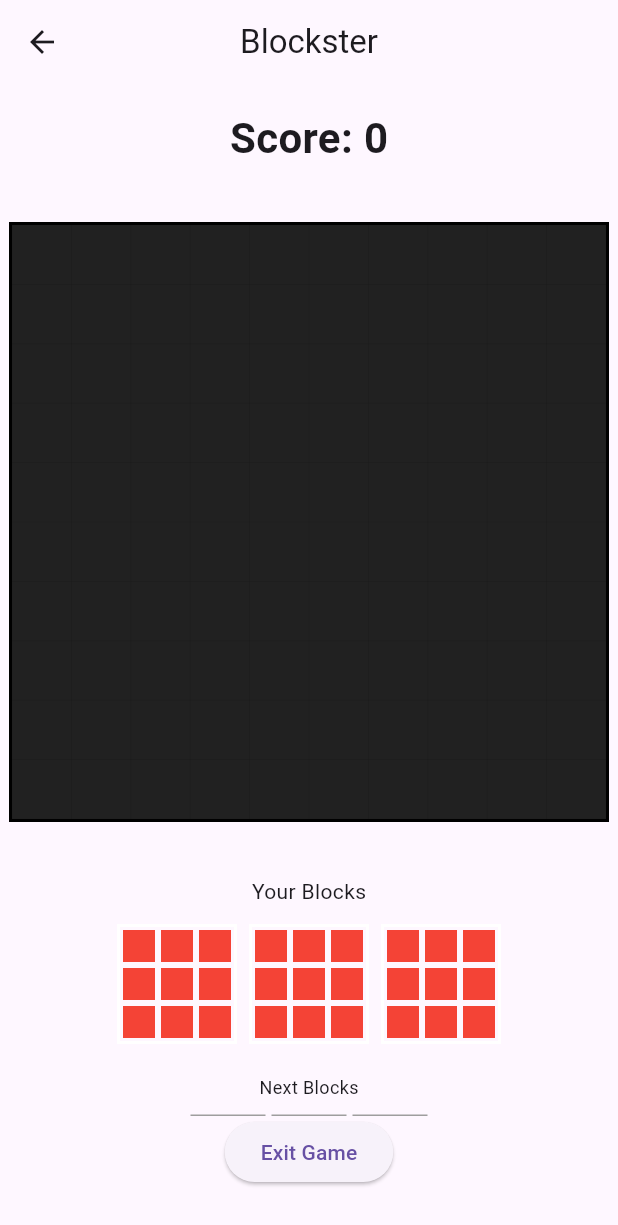
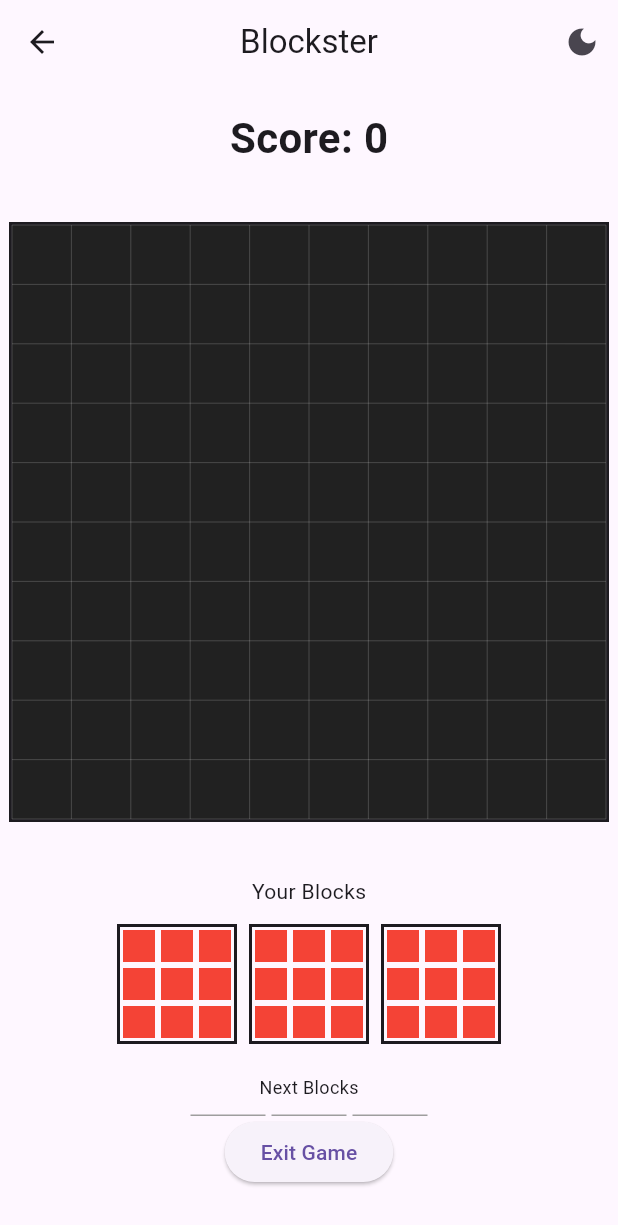
Before and after one commit to richiscool/blockster, a Flutter app: the screen it shows after launch, after a tap on "PLAY", on a phone screen of 412 x 824 dp. Shown: the top 1225 px of the screen. Run offline on Flutter 3.47's test engine with Material 3 defaults, Android fonts, the phone set to English and light mode, and no system bars; our stand-ins replace shared_preferences, vibration.

Commit message:
Dark mode and levels added

```diff
--- a/lib/constants/game_constants.dart
+++ b/lib/constants/game_constants.dart
@@ -18,6 +18,10 @@ abstract class GameConstants {
   static const double blockContainerSize = 80.0;
   static const double nextBlockPreviewSize = 60.0;
 
+  // Levels
+  static const int levelCount = 10;
+  static const int pointsToUnlockNextLevel = 1000;
+
   // Leaderboard
   static const int topScoresCount = 10;
   static const int maxNameLength = 3;
--- a/lib/main.dart
+++ b/lib/main.dart
@@ -1,7 +1,10 @@
 import 'package:flutter/material.dart';
 import 'screens/menu_screen.dart';
+import 'services/theme_controller.dart';
 
-void main() {
+Future<void> main() async {
+  WidgetsFlutterBinding.ensureInitialized();
+  await ThemeController.load();
   runApp(const BlocksterApp());
 }
 
@@ -10,11 +13,24 @@ class BlocksterApp extends StatelessWidget {
 
   @override
   Widget build(BuildContext context) {
-    return MaterialApp(
-      title: 'Blockster',
-      theme: ThemeData(primarySwatch: Colors.blue, useMaterial3: true),
-      home: const MenuScreen(),
-      debugShowCheckedModeBanner: false,
+    return ValueListenableBuilder<ThemeMode>(
+      valueListenable: ThemeController.themeMode,
+      builder: (context, mode, _) {
+        return MaterialApp(
+          title: 'Blockster',
+          theme: ThemeData(primarySwatch: Colors.blue, useMaterial3: true),
+          darkTheme: ThemeData(
+            colorScheme: ColorScheme.fromSeed(
+              seedColor: Colors.blue,
+              brightness: Brightness.dark,
+            ),
+            useMaterial3: true,
+          ),
+          themeMode: mode,
+          home: const MenuScreen(),
+          debugShowCheckedModeBanner: false,
+        );
+      },
     );
   }
 }
--- a/lib/models/game_state.dart
+++ b/lib/models/game_state.dart
@@ -41,10 +41,14 @@ class GameState {
   /// Whether the game has ended (no valid placement exists).
   bool gameOver = false;
 
+  /// Optional starting layout (used by levels). Null = empty grid.
+  final List<List<int>>? _initialGrid;
+
   /// Creates a new GameState and initializes the game.
   ///
-  /// Sets up a fresh 10×10 grid and generates initial blocks.
-  GameState() {
+  /// Sets up a 10×10 grid (empty, or copied from [initialGrid] for levels)
+  /// and generates initial blocks.
+  GameState({List<List<int>>? initialGrid}) : _initialGrid = initialGrid {
     initializeGame();
   }
 
@@ -53,10 +57,13 @@ class GameState {
   /// Clears the grid, resets score/moves, deactivates combo,
   /// generates new blocks, and marks game as active.
   void initializeGame() {
-    grid = List.generate(
-      GameConstants.gridSize,
-      (_) => List.generate(GameConstants.gridSize, (_) => 0),
-    );
+    final initial = _initialGrid;
+    grid = initial != null
+        ? initial.map((row) => [...row]).toList()
+        : List.generate(
+            GameConstants.gridSize,
+            (_) => List.generate(GameConstants.gridSize, (_) => 0),
+          );
     currentBlocks = [];
     nextBlocks = [];
     score = 0;
@@ -66,6 +73,10 @@ class GameState {
     gameOver = false;
 
     generateNewBlocks();
+    // Pre-filled level grids must not start already lost.
+    for (int i = 0; i < 20 && !canPlaceAnyBlock(); i++) {
+      generateNewBlocks();
+    }
     generateNextBlocks();
   }
 
--- a/lib/screens/game_screen.dart
+++ b/lib/screens/game_screen.dart
@@ -2,6 +2,9 @@ import 'package:flutter/material.dart';
 import 'package:blockster/constants/game_constants.dart';
 import 'package:blockster/models/block.dart';
 import 'package:blockster/models/game_state.dart';
+import 'package:blockster/models/level_data.dart';
+import 'package:blockster/services/level_service.dart';
+import 'package:blockster/services/theme_controller.dart';
 import 'package:blockster/services/haptic_feedback_service.dart';
 import 'package:blockster/screens/lose_screen.dart';
 import 'package:blockster/widgets/confetti_widget.dart';
@@ -13,7 +16,12 @@ import 'package:blockster/widgets/confetti_widget.dart';
 /// - Uses ValueNotifier for drag updates (no setState on every pixel movement)
 /// - Minimizes widget rebuilds
 class GameScreen extends StatefulWidget {
-  const GameScreen({Key? key}) : super(key: key);
+  /// Level number (1-10) to play, or null for the regular endless game.
+  ///
+  /// Levels start with blocks already placed on the grid.
+  final int? level;
+
+  const GameScreen({Key? key, this.level}) : super(key: key);
 
   @override
   State<GameScreen> createState() => _GameScreenState();
@@ -39,10 +47,16 @@ class _GameScreenState extends State<GameScreen> {
   /// Preview grid Y position (null if not over grid).
   int? previewGridY;
 
+  /// Whether this level's point goal has already been reached.
+  bool _levelGoalReached = false;
+
   @override
   void initState() {
     super.initState();
-    gameState = GameState();
+    gameState = GameState(
+      initialGrid:
+          widget.level != null ? LevelData.gridFor(widget.level!) : null,
+    );
   }
 
   @override
@@ -129,6 +143,9 @@ class _GameScreenState extends State<GameScreen> {
           isDraggingOverGrid = false;
         });
 
+        // Unlock the next level once the goal score is reached
+        _checkLevelGoal();
+
         // Trigger confetti animation
         await _showConfetti();
 
@@ -168,6 +185,29 @@ class _GameScreenState extends State<GameScreen> {
     });
   }
 
+  /// Unlocks the next level when the score reaches the goal.
+  ///
+  /// The player can keep playing after reaching it.
+  Future<void> _checkLevelGoal() async {
+    final level = widget.level;
+    if (level == null || _levelGoalReached) return;
+    if (gameState.score < GameConstants.pointsToUnlockNextLevel) return;
+
+    _levelGoalReached = true;
+    await LevelService.completeLevel(level);
+    if (!mounted) return;
+
+    setState(() {});
+    final message = level < GameConstants.levelCount
+        ? '${GameConstants.pointsToUnlockNextLevel} points! '
+            'Level ${level + 1} unlocked'
+        : '${GameConstants.pointsToUnlockNextLevel} points! '
+            'You beat the final level';
+    ScaffoldMessenger.of(context).showSnackBar(
+      SnackBar(content: Text(message), duration: const Duration(seconds: 3)),
+    );
+  }
+
   /// Shows confetti animation.
   Future<void> _showConfetti() async {
     // ✅ Haptic feedback: line cleared
@@ -193,7 +233,10 @@ class _GameScreenState extends State<GameScreen> {
         width: GameConstants.gridPixelSize,
         height: GameConstants.gridPixelSize,
         decoration: BoxDecoration(
-          border: Border.all(color: Colors.black, width: 2),
+          border: Border.all(
+            color: Theme.of(context).colorScheme.onSurface,
+            width: 2,
+          ),
           color: Colors.grey[900],
         ),
         child: Stack(
@@ -257,7 +300,9 @@ class _GameScreenState extends State<GameScreen> {
         height: GameConstants.blockContainerSize,
         decoration: BoxDecoration(
           border: Border.all(
-            color: selectedBlock == block ? Colors.yellow : Colors.white,
+            color: selectedBlock == block
+                ? Colors.yellow
+                : Theme.of(context).colorScheme.onSurface,
             width: 2,
           ),
           color: Colors.transparent,
@@ -297,10 +342,24 @@ class _GameScreenState extends State<GameScreen> {
 
   @override
   Widget build(BuildContext context) {
+    final isDark = Theme.of(context).brightness == Brightness.dark;
+
     return Scaffold(
       appBar: AppBar(
-        title: const Text('Blockster'),
+        title: Text(
+          widget.level != null ? 'Level ${widget.level}' : 'Blockster',
+        ),
         centerTitle: true,
+        actions: [
+          // Moon shows in light mode, sun shows in dark mode.
+          IconButton(
+            tooltip: isDark ? 'Switch to light mode' : 'Switch to dark mode',
+            icon: isDark
+                ? const Icon(Icons.light_mode, color: Colors.amber)
+                : const Icon(Icons.dark_mode),
+            onPressed: ThemeController.toggle,
+          ),
+        ],
       ),
       body: Column(
         children: [
@@ -311,10 +370,22 @@ class _GameScreenState extends State<GameScreen> {
                   // Score display
                   Padding(
                     padding: const EdgeInsets.all(16.0),
-                    child: Text(
-                      'Score: ${gameState.score}',
-                      style: const TextStyle(
-                          fontSize: 28, fontWeight: FontWeight.bold),
+                    child: Column(
+                      children: [
+                        Text(
+                          'Score: ${gameState.score}',
+                          style: const TextStyle(
+                              fontSize: 28, fontWeight: FontWeight.bold),
+                        ),
+                        if (widget.level != null)
+                          Text(
+                            _levelGoalReached
+                                ? 'Next level unlocked!'
+                                : 'Goal: ${GameConstants.pointsToUnlockNextLevel} points '
+                                    'to unlock the next level',
+                            style: const TextStyle(fontSize: 13),
+                          ),
+                      ],
                     ),
                   ),
 
@@ -397,7 +468,7 @@ class GameGridPainter extends CustomPainter {
 
     // Draw grid lines
     final gridPaint = Paint()
-      ..color = Colors.black12
+      ..color = Colors.white24
       ..strokeWidth = 0.5;
 
     for (int i = 0; i <= GameConstants.gridSize; i++) {
--- a/lib/screens/menu_screen.dart
+++ b/lib/screens/menu_screen.dart
@@ -1,6 +1,7 @@
 import 'package:flutter/material.dart';
 import 'package:blockster/constants/game_constants.dart';
 import 'package:blockster/screens/game_screen.dart';
+import 'package:blockster/screens/levels_screen.dart';
 
 /// Main menu screen for Blockster.
 ///
@@ -85,6 +86,15 @@ class _MenuScreenState extends State<MenuScreen>
     );
   }
 
+  /// Opens the level select screen.
+  void _onLevelsPressed() {
+    Navigator.of(context).push(
+      MaterialPageRoute(
+        builder: (context) => const LevelsScreen(),
+      ),
+    );
+  }
+
   @override
   void dispose() {
     _gradientController.dispose();
@@ -155,6 +165,29 @@ class _MenuScreenState extends State<MenuScreen>
                       ),
                     ),
                   ),
+                  const SizedBox(height: 16),
+
+                  // Levels Button
+                  ElevatedButton(
+                    onPressed: _onLevelsPressed,
+                    style: ElevatedButton.styleFrom(
+                      padding: const EdgeInsets.symmetric(
+                        horizontal: 40,
+                        vertical: 14,
+                      ),
+                      backgroundColor: Colors.white,
+                      foregroundColor: Colors.purple,
+                      elevation: 8,
+                    ),
+                    child: const Text(
+                      'Levels',
+                      style: TextStyle(
+                        fontSize: 22,
+                        fontWeight: FontWeight.bold,
+                        letterSpacing: 1,
+                      ),
+                    ),
+                  ),
                 ],
               ),
             ),
--- /dev/null
+++ b/lib/services/theme_controller.dart
@@ -0,0 +1,37 @@
+import 'package:flutter/material.dart';
+import 'package:shared_preferences/shared_preferences.dart';
+
+/// Holds the app-wide light/dark theme choice and persists it.
+///
+/// [MaterialApp] listens to [themeMode], so calling [toggle] switches
+/// the whole app instantly.
+abstract class ThemeController {
+  static const String _key = 'blockster_theme_dark';
+
+  /// Current theme mode. Defaults to light.
+  static final ValueNotifier<ThemeMode> themeMode =
+      ValueNotifier(ThemeMode.light);
+
+  /// Loads the saved theme. Call once before [runApp].
+  static Future<void> load() async {
+    try {
+      final prefs = await SharedPreferences.getInstance();
+      final isDark = prefs.getBool(_key) ?? false;
+      themeMode.value = isDark ? ThemeMode.dark : ThemeMode.light;
+    } catch (_) {
+      themeMode.value = ThemeMode.light;
+    }
+  }
+
+  /// Switches between light and dark mode and saves the choice.
+  static Future<void> toggle() async {
+    final goDark = themeMode.value != ThemeMode.dark;
+    themeMode.value = goDark ? ThemeMode.dark : ThemeMode.light;
+    try {
+      final prefs = await SharedPreferences.getInstance();
+      await prefs.setBool(_key, goDark);
+    } catch (_) {
+      // Ignore persistence errors; the theme still changes for this session.
+    }
+  }
+}
```
Also changed, not shown: lib/models/level_data.dart (added, +39 -0 lines), lib/screens/levels_screen.dart (added, +123 -0 lines), lib/services/level_service.dart (added, +37 -0 lines), 1 other file.
